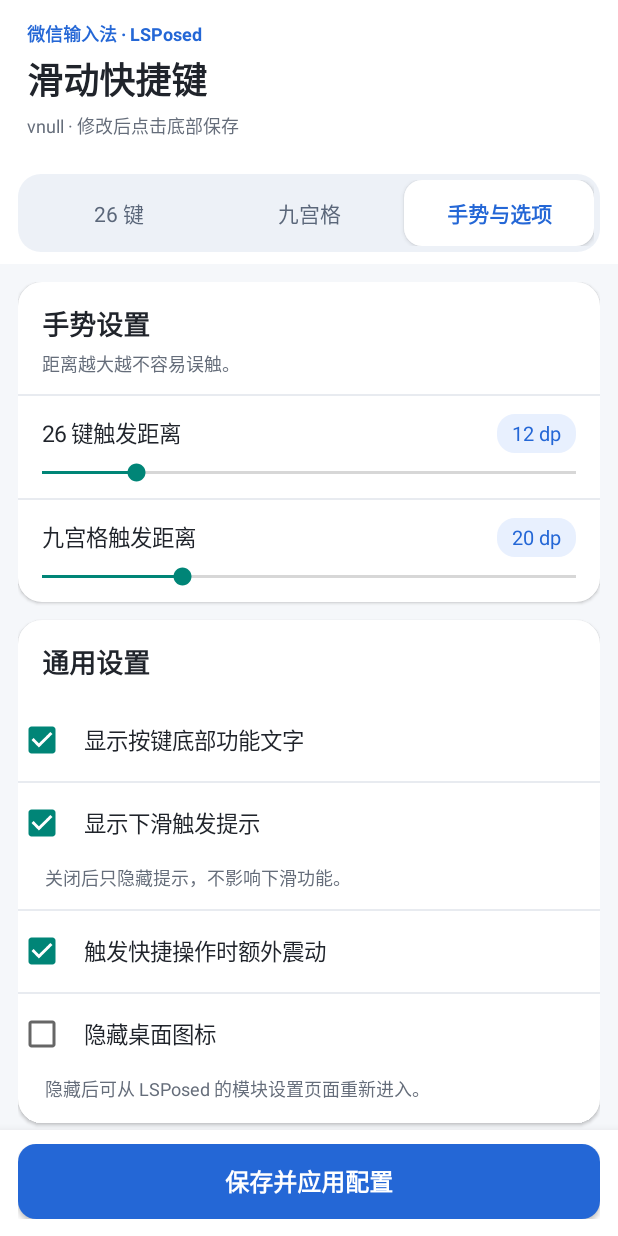
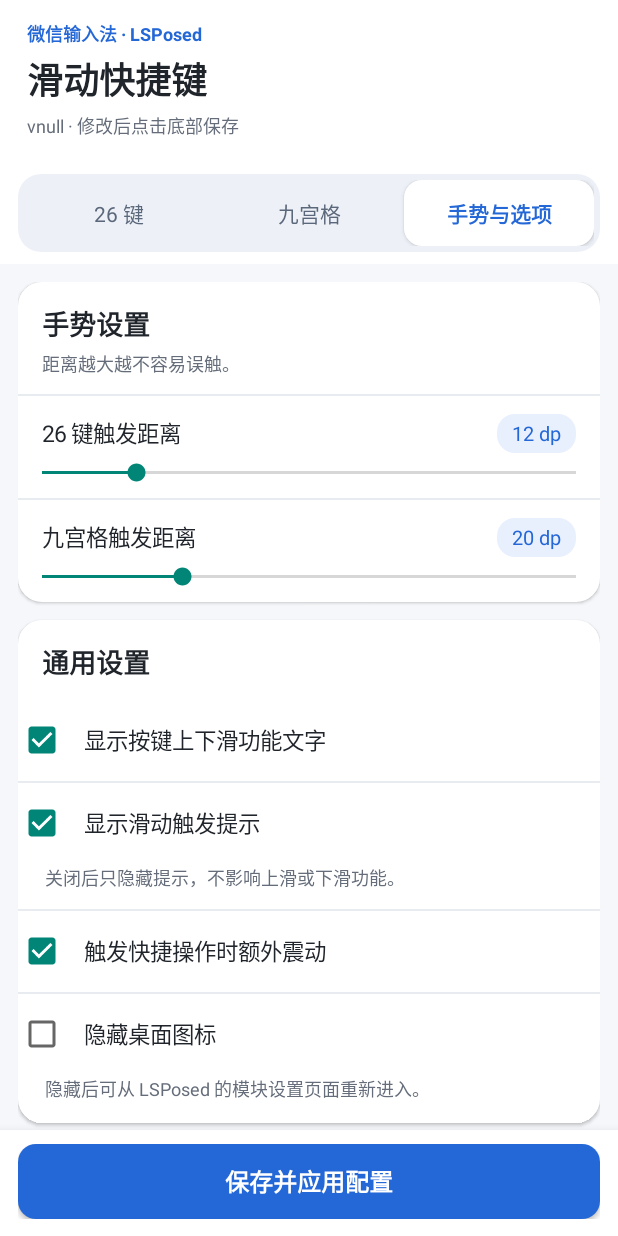
Before and after one commit to waoui/WeType-Swipe, an Android app: the screen it shows after launch (MainActivity), after a tap on "手势与选项", on a phone screen of 412 x 824 dp. Run offline under Robolectric (Android 15) with nearby library versions, the phone set to English and light mode, and no system bars; 2 other taps on this screen came first.

Commit message:
ui: clarify upper and lower swipe label/feedback switches

```diff
--- a/app/src/main/java/com/rww/wetypeswipe/MainActivity.java
+++ b/app/src/main/java/com/rww/wetypeswipe/MainActivity.java
@@ -461,7 +461,7 @@ public final class MainActivity extends Activity {
         LinearLayout card = createCard("通用设置", null, false);
 
         showKeyLabels = new CheckBox(this);
-        showKeyLabels.setText("显示按键底部功能文字");
+        showKeyLabels.setText("显示按键上下滑功能文字");
         showKeyLabels.setTextSize(15);
         showKeyLabels.setTextColor(COLOR_TEXT);
         showKeyLabels.setPadding(dp(12), dp(6), dp(12), dp(6));
@@ -472,7 +472,7 @@ public final class MainActivity extends Activity {
         card.addView(divider());
 
         showTriggerHint = new CheckBox(this);
-        showTriggerHint.setText("显示下滑触发提示");
+        showTriggerHint.setText("显示滑动触发提示");
         showTriggerHint.setTextSize(15);
         showTriggerHint.setTextColor(COLOR_TEXT);
         showTriggerHint.setPadding(dp(12), dp(6), dp(12), dp(6));
@@ -481,7 +481,7 @@ public final class MainActivity extends Activity {
         card.addView(showTriggerHint, new LinearLayout.LayoutParams(
                 ViewGroup.LayoutParams.MATCH_PARENT, ViewGroup.LayoutParams.WRAP_CONTENT));
 
-        TextView displayNote = text("关闭后只隐藏提示，不影响下滑功能。", 12, COLOR_SECONDARY);
+        TextView displayNote = text("关闭后只隐藏提示，不影响上滑或下滑功能。", 12, COLOR_SECONDARY);
         displayNote.setPadding(dp(18), 0, dp(18), dp(12));
         card.addView(displayNote);
         card.addView(divider());
```
